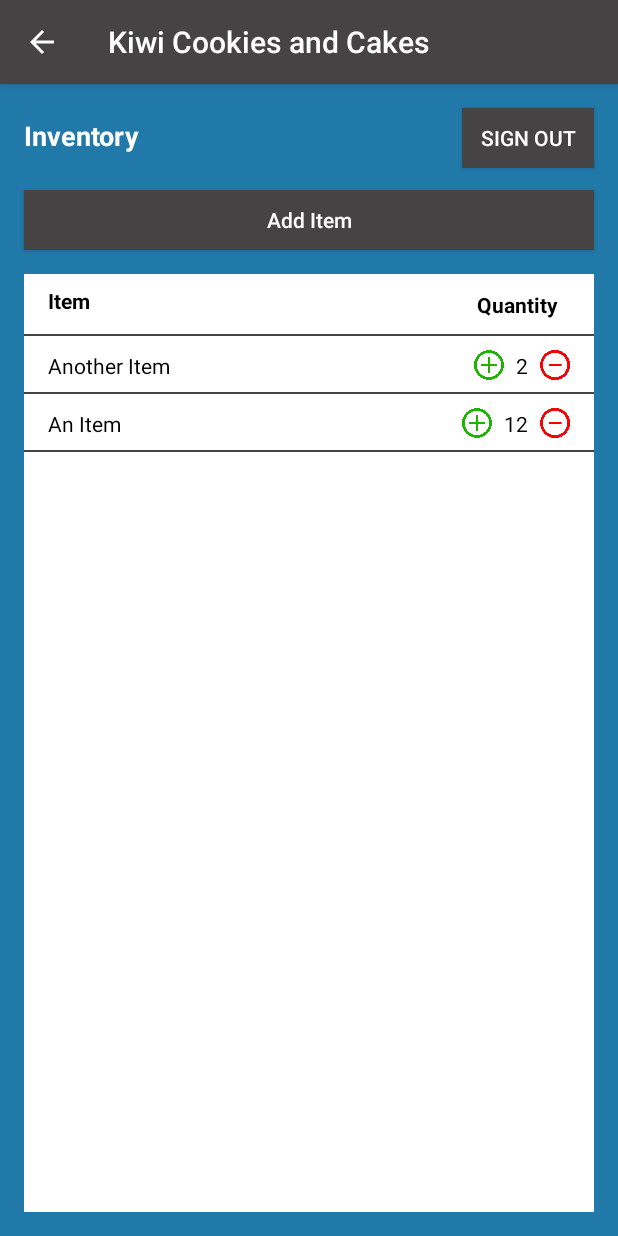
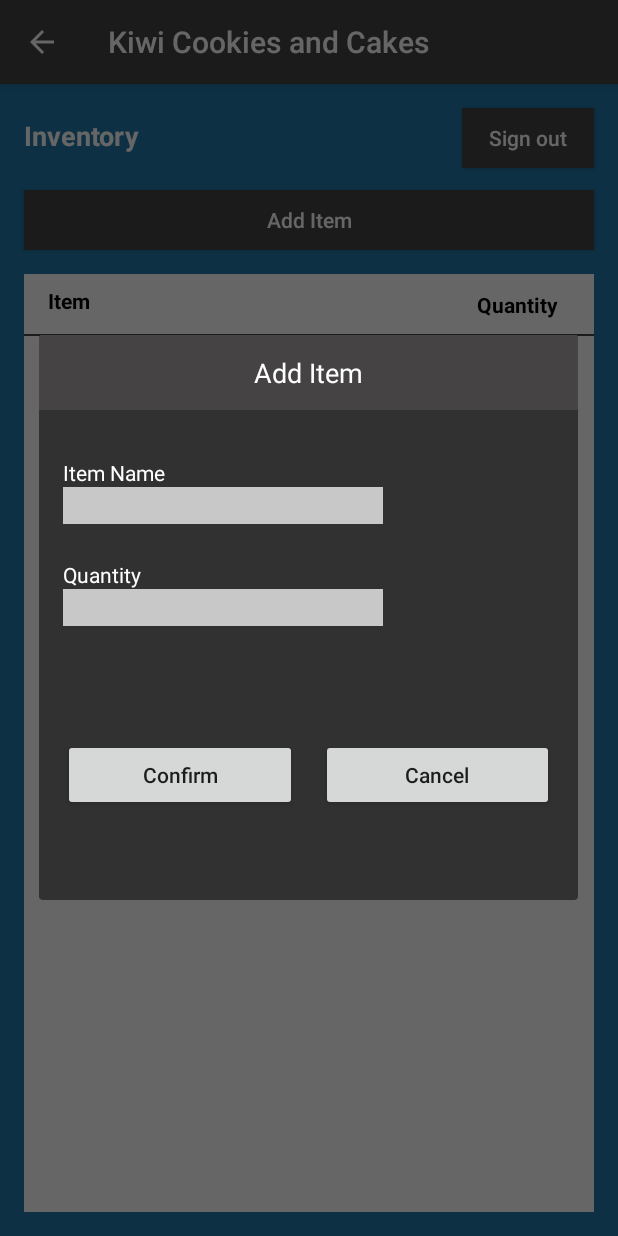
Before and after one commit to Jaseincyberspace/BIT603_Assignment_2_Jason_Norton_5001428, an Android app: the InventoryActivity screen opened directly, with no data from a screen before it, after a tap on "Add Item", on a phone screen of 412 x 824 dp. Run offline under Robolectric (Android 15) with nearby library versions, the phone set to English and light mode, and no system bars; our stand-ins replace Room's generated code.

Commit message:
Add Item Dialog Box Created User can now add items to the database from the InventoryActivity screen. The recyclerview is automatically updated to display any new items added.

```diff
--- a/app/src/main/AndroidManifest.xml
+++ b/app/src/main/AndroidManifest.xml
@@ -9,12 +9,13 @@
         android:roundIcon="@mipmap/ic_launcher_round"
         android:supportsRtl="true"
         android:theme="@style/AppTheme">
+        <activity android:name=".AddItemActivity"></activity>
         <activity
             android:name=".ForgotPasswordActivity"
             android:parentActivityName=".MainActivity">
             <meta-data
                 android:name="android.support.PARENT_ACTIVITY"
-                android:value="com.example.bit603_assignment2_jasonnorton_5001428.MainActivity"/>
+                android:value="com.example.bit603_assignment2_jasonnorton_5001428.MainActivity" />
         </activity>
         <activity android:name=".MainMenuActivity" />
         <activity
--- /dev/null
+++ b/app/src/main/java/com/example/bit603_assignment2_jasonnorton_5001428/AddItemActivity.java
@@ -0,0 +1,14 @@
+package com.example.bit603_assignment2_jasonnorton_5001428;
+
+import androidx.appcompat.app.AppCompatActivity;
+
+import android.os.Bundle;
+
+public class AddItemActivity extends AppCompatActivity {
+
+    @Override
+    protected void onCreate(Bundle savedInstanceState) {
+        super.onCreate(savedInstanceState);
+        setContentView(R.layout.activity_add_item);
+    }
+}
--- a/app/src/main/java/com/example/bit603_assignment2_jasonnorton_5001428/Inventory.java
+++ b/app/src/main/java/com/example/bit603_assignment2_jasonnorton_5001428/Inventory.java
@@ -48,8 +48,4 @@ public class Inventory {
         this.quantity = quantity;
     }
 
-    public void addToQuantity() {this.quantity += 1;}
-
-    public void removeFromQuantity() {this.quantity -= 1;}
-
 } //  End class
--- a/app/src/main/java/com/example/bit603_assignment2_jasonnorton_5001428/InventoryActivity.java
+++ b/app/src/main/java/com/example/bit603_assignment2_jasonnorton_5001428/InventoryActivity.java
@@ -1,14 +1,18 @@
 package com.example.bit603_assignment2_jasonnorton_5001428;
 
+import androidx.appcompat.app.AlertDialog;
 import androidx.appcompat.app.AppCompatActivity;
 import androidx.recyclerview.widget.LinearLayoutManager;
 import androidx.recyclerview.widget.RecyclerView;
 import androidx.room.Room;
 
+import android.content.Intent;
 import android.os.Bundle;
 import android.util.Log;
+import android.view.LayoutInflater;
 import android.view.View;
 import android.widget.Button;
+import android.widget.EditText;
 import android.widget.TextView;
 
 import java.util.ArrayList;
@@ -36,19 +40,10 @@ public class InventoryActivity extends AppCompatActivity {
 
         // Instantiate the inventoryDatabase which holds all of the inventory items:
         inventoryDatabase = Room.databaseBuilder(getApplicationContext(), InventoryDatabase.class, "inventoryDB").allowMainThreadQueries().build();
-        // Initialize inventoryItems ArrayList:
+
+        // Initialize inventoryItems ArrayList and display it in the RecyclerView:
         inventoryItems = populateInventory();
-
-        // Lookup the recyclerview:
-        // This code ensures that the most up to date data is displayed in the RecyclerView, even if the user moves to a different screen then returns
-        RecyclerView recyclerView_Inventory = (RecyclerView) findViewById(R.id.recyclerView_Inventory);
-        // Create adapter and pass in the inventory items:
-        InventoryAdapter adapter = new InventoryAdapter(inventoryItems);
-        // Attach the adapter to the RecyclerView:
-        recyclerView_Inventory.setAdapter(adapter);
-        // Set layout manager to position the items in RecyclerView:
-        recyclerView_Inventory.setLayoutManager(new LinearLayoutManager(this));
-
+        updateRecyclerView();
 
         // Reset database (clears all values from it) *************************************************************************************** FOR TESTING ONLY
         // inventoryDatabase.inventoryDao().deleteInventoryItems();
@@ -56,30 +51,69 @@ public class InventoryActivity extends AppCompatActivity {
         button_addItem.setOnClickListener(new View.OnClickListener() {
             @Override
             public void onClick(View v) {
-                inventoryHashMap.put("An Item", 12);
-                inventoryItems = populateInventory();
-
-                // Update the RecyclerView so it displays the new item:
-                // Lookup the recyclerview:
-                RecyclerView recyclerView_Inventory = (RecyclerView) findViewById(R.id.recyclerView_Inventory);
-                // Create adapter and pass in the inventory items:
-                InventoryAdapter adapter = new InventoryAdapter(inventoryItems);
-                // Attach the adapter to the RecyclerView:
-                recyclerView_Inventory.setAdapter(adapter);
-                // Set layout manager to position the items in RecyclerView:
-                recyclerView_Inventory.setLayoutManager(new LinearLayoutManager(getParent()));
+                dialogBoxAddItem();
             }
         });
 
     }// End onCreate method
 
-    // Populate inventory with testing data:
+    private void dialogBoxAddItem() {
+        // Create alert builder:
+        AlertDialog.Builder builder = new AlertDialog.Builder(this);
+
+        // Set custom layout for dialog box:
+        LayoutInflater layoutInflater = getLayoutInflater();
+        View addItemDialogLayout = layoutInflater.inflate(R.layout.add_item_dialog_box, null);
+        builder.setView(addItemDialogLayout);
+
+        // Add views:
+        final EditText editText_itemName =  addItemDialogLayout.findViewById(R.id.editText_itemName);
+        final EditText editText_addQuantity = addItemDialogLayout.findViewById(R.id.editText_addQuantity);
+        final TextView textView_errorMessage = addItemDialogLayout.findViewById(R.id.textView_errorMessage);
+        final Button button_confirmAddItem = addItemDialogLayout.findViewById(R.id.button_confirmAddItem);
+        final Button button_cancelAddItem = addItemDialogLayout.findViewById(R.id.button_cancelAddItem);
+
+        // Create dialog box and display it on screen:
+        final AlertDialog dialog = builder.create();
+
+        // Deal with button clicks:
+        button_cancelAddItem.setOnClickListener(new View.OnClickListener() {
+            @Override
+            public void onClick(View v) {
+                dialog.dismiss();
+            }
+        });
+
+        button_confirmAddItem.setOnClickListener(new View.OnClickListener() {
+            @Override
+            public void onClick(View v) {
+                // Check user has entered an item name and quantity:
+                if(!editText_itemName.getText().toString().equals("")) {
+                    if(isInt(editText_addQuantity.getText().toString())) {
+                        inventoryHashMap.put(editText_itemName.getText().toString(), Integer.parseInt(editText_addQuantity.getText().toString()));
+                        inventoryItems = populateInventory();
+                        updateRecyclerView();
+                        dialog.dismiss();
+                    }
+                    else {
+                        textView_errorMessage.setText("Please enter a quantity");
+                    }
+                }
+                else {
+                    textView_errorMessage.setText("Please enter item name");
+                }
+
+            }
+        });
+
+        // Show dialog box on screen:
+        dialog.show();
+
+    }// end dialogBoxAddItem method
+
+    // Populate inventory with data:
     public static ArrayList<Inventory> populateInventory() {
-
-        inventoryHashMap.put("Another Item", 2);
-
         ArrayList<Inventory> inventoryItems = new ArrayList<>();
-
         String key = "";
         int value;
         for(String k: inventoryHashMap.keySet()) {
@@ -91,6 +125,28 @@ public class InventoryActivity extends AppCompatActivity {
             inventoryItems.add(item);
         }
         return inventoryItems;
-    } // End ArrayList
+    } // End populateInventory method
+
+    public void updateRecyclerView() {
+        // Update the RecyclerView so it displays the new item:
+        // Lookup the recyclerview:
+        RecyclerView recyclerView_Inventory = findViewById(R.id.recyclerView_Inventory);
+        // Create adapter and pass in the inventory items:
+        InventoryAdapter adapter = new InventoryAdapter(inventoryItems);
+        // Attach the adapter to the RecyclerView:
+        recyclerView_Inventory.setAdapter(adapter);
+        // Set layout manager to position the items in RecyclerView:
+        recyclerView_Inventory.setLayoutManager(new LinearLayoutManager(getParent()));
+    }// End updateRecyclerView method
+
+    public Boolean isInt(String quantity) {
+        try{
+            Integer.parseInt(quantity);
+            return true;
+        }
+        catch (Exception e) {
+            return false;
+        }
+    }
 
 }// End Class
--- a/app/src/main/java/com/example/bit603_assignment2_jasonnorton_5001428/InventoryAdapter.java
+++ b/app/src/main/java/com/example/bit603_assignment2_jasonnorton_5001428/InventoryAdapter.java
@@ -27,8 +27,6 @@ public class InventoryAdapter extends RecyclerView.Adapter<InventoryAdapter.View
         super(itemView);
         textView_itemName = (TextView) itemView.findViewById(R.id.textView_itemName);
         textView_itemQuantity = (TextView) itemView.findViewById(R.id.textView_itemQuantity);
-        button_quantityAdd = (ImageButton) itemView.findViewById(R.id.button_quantityAdd);
-        button_quantitySubtract = (ImageButton) itemView.findViewById(R.id.button_quantitySubtract);
     }// end ViewHolder constructor
     }// end ViewHolder class
 
@@ -65,20 +63,6 @@ public class InventoryAdapter extends RecyclerView.Adapter<InventoryAdapter.View
         // Set values and behaviours for row subviews:
         textView_itemName.setText(inventory.getItemName());
         textView_itemQuantity.setText(Integer.toString(inventory.getQuantity()));
-        button_quantityAdd.setOnClickListener(new View.OnClickListener() {
-            @Override
-            public void onClick(View v) {
-                // TODO: UPDATE THE DATABASE TO SHOW AN INCREASE IN QUANTITY FOR THE GIVEN ITEM.
-                textView_itemQuantity.setText("Quantity Increase");
-            }
-        });
-        button_quantitySubtract.setOnClickListener(new View.OnClickListener() {
-            @Override
-            public void onClick(View v) {
-                // TODO: UPDATE THE DATABASE TO SHOW A DECREASE IN QUANTITY FOR THE GIVEN ITEM.
-                textView_itemQuantity.setText("Quantity Decrease");
-            }
-        });
     } // End onBindViewHolder method
 
     @Override
--- a/app/src/main/java/com/example/bit603_assignment2_jasonnorton_5001428/MainMenuActivity.java
+++ b/app/src/main/java/com/example/bit603_assignment2_jasonnorton_5001428/MainMenuActivity.java
@@ -3,8 +3,8 @@ package com.example.bit603_assignment2_jasonnorton_5001428;
 import androidx.appcompat.app.AlertDialog;
 import androidx.appcompat.app.AppCompatActivity;
 
-import android.content.Context;
 import android.content.Intent;
+import android.graphics.Color;
 import android.os.Bundle;
 import android.view.LayoutInflater;
 import android.view.View;
@@ -19,12 +19,21 @@ public class MainMenuActivity extends AppCompatActivity {
         setContentView(R.layout.activity_main_menu);
 
         final TextView textView_helloUsername = findViewById(R.id.textView_helloUsername);
+        final TextView textView_welcomeMessage = findViewById(R.id.textView_welcomeMessage);
         final Button button_viewInventory = findViewById(R.id.button_viewInventory);
-        final Button button_viewStocktakeReport = findViewById(R.id.button_viewStocktakeReport);
+        final Button button_viewStocktakeReport = findViewById(R.id.button_addItem);
         final Button button_signOut = findViewById(R.id.button_signOut);
 
-        // Customise welcome message to show username
+        // Customise welcome message to show username in the user's favourite colour
         String[] activeUser = User.getActiveUser();
+        String favouriteColour = activeUser[3];
+        try{
+            textView_helloUsername.setTextColor(Color.parseColor(favouriteColour));
+            textView_welcomeMessage.setTextColor(Color.parseColor(favouriteColour));
+        }
+        catch(Exception e) {
+            // If the user's favourite colour can't be displayed it will default to white.
+        }
         textView_helloUsername.setText(getString(R.string.hi) + " " + activeUser[1]);
 
         //Deal with button clicks:
--- /dev/null
+++ b/app/src/main/res/layout/activity_add_item.xml
@@ -0,0 +1,9 @@
+<?xml version="1.0" encoding="utf-8"?>
+<androidx.constraintlayout.widget.ConstraintLayout xmlns:android="http://schemas.android.com/apk/res/android"
+    xmlns:app="http://schemas.android.com/apk/res-auto"
+    xmlns:tools="http://schemas.android.com/tools"
+    android:layout_width="match_parent"
+    android:layout_height="match_parent"
+    tools:context=".AddItemActivity">
+
+</androidx.constraintlayout.widget.ConstraintLayout>
--- a/app/src/main/res/layout/activity_inventory.xml
+++ b/app/src/main/res/layout/activity_inventory.xml
@@ -16,6 +16,7 @@
         android:layout_marginRight="16dp"
         android:background="#454343"
         android:text="@string/sign_out"
+        android:textAllCaps="false"
         android:textColor="#FFFFFF"
         app:layout_constraintEnd_toEndOf="parent"
         app:layout_constraintTop_toTopOf="parent" />
--- a/app/src/main/res/layout/activity_main_menu.xml
+++ b/app/src/main/res/layout/activity_main_menu.xml
@@ -39,7 +39,7 @@
                 android:layout_height="40dp"
                 android:layout_marginStart="16dp"
                 android:layout_marginLeft="16dp"
-                android:layout_marginTop="32dp"
+                android:layout_marginTop="16dp"
                 android:layout_marginEnd="16dp"
                 android:layout_marginRight="16dp"
                 android:background="#454343"
@@ -48,24 +48,24 @@
                 android:textColor="#FFFFFF"
                 app:layout_constraintEnd_toEndOf="parent"
                 app:layout_constraintStart_toStartOf="parent"
-                app:layout_constraintTop_toBottomOf="@+id/textView_welcomeMessage" />
+                app:layout_constraintTop_toBottomOf="@+id/button_addItem" />
 
             <Button
-                android:id="@+id/button_viewStocktakeReport"
+                android:id="@+id/button_addItem"
                 android:layout_width="0dp"
                 android:layout_height="40dp"
                 android:layout_marginStart="16dp"
                 android:layout_marginLeft="16dp"
-                android:layout_marginTop="16dp"
+                android:layout_marginTop="32dp"
                 android:layout_marginEnd="16dp"
                 android:layout_marginRight="16dp"
                 android:background="#454343"
-                android:text="@string/view_stocktake_report"
+                android:text="@string/add_item"
                 android:textAllCaps="false"
                 android:textColor="#FFFFFF"
                 app:layout_constraintEnd_toEndOf="parent"
                 app:layout_constraintStart_toStartOf="parent"
-                app:layout_constraintTop_toBottomOf="@+id/button_viewInventory" />
+                app:layout_constraintTop_toBottomOf="@+id/textView_welcomeMessage" />
 
             <TextView
                 android:id="@+id/textView_welcomeMessage"
@@ -96,7 +96,7 @@
                 app:layout_constraintEnd_toEndOf="parent"
                 app:layout_constraintHorizontal_bias="0.0"
                 app:layout_constraintStart_toStartOf="parent"
-                app:layout_constraintTop_toBottomOf="@+id/button_viewStocktakeReport"
+                app:layout_constraintTop_toBottomOf="@+id/button_addItem"
                 app:layout_constraintVertical_bias="1.0" />
         </androidx.constraintlayout.widget.ConstraintLayout>
     </ScrollView>
--- /dev/null
+++ b/app/src/main/res/layout/add_item_dialog_box.xml
@@ -0,0 +1,123 @@
+<?xml version="1.0" encoding="utf-8"?>
+<androidx.constraintlayout.widget.ConstraintLayout xmlns:android="http://schemas.android.com/apk/res/android"
+    xmlns:app="http://schemas.android.com/apk/res-auto"
+    xmlns:tools="http://schemas.android.com/tools"
+    android:layout_width="match_parent"
+    android:layout_height="match_parent"
+    android:background="#323131">
+
+    <TextView
+        android:id="@+id/textView_addItem"
+        android:layout_width="0dp"
+        android:layout_height="50dp"
+        android:background="#454343"
+        android:gravity="center"
+        android:text="@string/add_item"
+        android:textColor="#FFFFFF"
+        android:textSize="18sp"
+        app:layout_constraintBottom_toTopOf="@+id/textView_itemName"
+        app:layout_constraintEnd_toEndOf="parent"
+        app:layout_constraintHorizontal_bias="0.498"
+        app:layout_constraintStart_toStartOf="parent"
+        app:layout_constraintTop_toTopOf="parent" />
+
+    <TextView
+        android:id="@+id/textView_itemName"
+        android:layout_width="wrap_content"
+        android:layout_height="wrap_content"
+        android:layout_marginStart="16dp"
+        android:layout_marginLeft="16dp"
+        android:layout_marginTop="32dp"
+        android:text="@string/item_name"
+        android:textColor="#FFFFFF"
+        app:layout_constraintBottom_toTopOf="@+id/editText_itemName"
+        app:layout_constraintStart_toStartOf="parent"
+        app:layout_constraintTop_toBottomOf="@+id/textView_addItem" />
+
+    <TextView
+        android:id="@+id/textView_addQuantity"
+        android:layout_width="wrap_content"
+        android:layout_height="wrap_content"
+        android:layout_marginStart="16dp"
+        android:layout_marginLeft="16dp"
+        android:layout_marginTop="24dp"
+        android:text="@string/quantity"
+        android:textColor="#FFFFFF"
+        app:layout_constraintBottom_toTopOf="@+id/editText_addQuantity"
+        app:layout_constraintStart_toStartOf="parent"
+        app:layout_constraintTop_toBottomOf="@+id/editText_itemName" />
+
+    <EditText
+        android:id="@+id/editText_itemName"
+        android:layout_width="wrap_content"
+        android:layout_height="wrap_content"
+        android:layout_marginStart="16dp"
+        android:layout_marginLeft="16dp"
+        android:background="#C8C8C8"
+        android:ems="10"
+        android:inputType="textPersonName"
+        android:textColor="#000000"
+        app:layout_constraintBottom_toTopOf="@+id/textView_addQuantity"
+        app:layout_constraintStart_toStartOf="parent"
+        app:layout_constraintTop_toBottomOf="@+id/textView_itemName" />
+
+    <EditText
+        android:id="@+id/editText_addQuantity"
+        android:layout_width="wrap_content"
+        android:layout_height="wrap_content"
+        android:layout_marginStart="16dp"
+        android:layout_marginLeft="16dp"
+        android:layout_marginBottom="16dp"
+        android:background="#C8C8C8"
+        android:ems="10"
+        android:inputType="number"
+        android:textColor="#000000"
+        app:layout_constraintBottom_toTopOf="@+id/textView_errorMessage"
+        app:layout_constraintStart_toStartOf="parent"
+        app:layout_constraintTop_toBottomOf="@+id/textView_addQuantity" />
+
+    <Button
+        android:id="@+id/button_confirmAddItem"
+        android:layout_width="0dp"
+        android:layout_height="wrap_content"
+        android:layout_marginStart="16dp"
+        android:layout_marginLeft="16dp"
+        android:layout_marginTop="32dp"
+        android:layout_marginEnd="8dp"
+        android:layout_marginRight="8dp"
+        android:layout_marginBottom="16dp"
+        android:text="@string/confirm"
+        android:textAllCaps="false"
+        app:layout_constraintBottom_toBottomOf="parent"
+        app:layout_constraintEnd_toStartOf="@+id/button_cancelAddItem"
+        app:layout_constraintStart_toStartOf="parent"
+        app:layout_constraintTop_toBottomOf="@+id/editText_addQuantity" />
+
+    <Button
+        android:id="@+id/button_cancelAddItem"
+        android:layout_width="0dp"
+        android:layout_height="wrap_content"
+        android:layout_marginStart="8dp"
+        android:layout_marginLeft="8dp"
+        android:layout_marginEnd="16dp"
+        android:layout_marginRight="16dp"
+        android:text="@android:string/cancel"
+        android:textAllCaps="false"
+        app:layout_constraintEnd_toEndOf="parent"
+        app:layout_constraintStart_toEndOf="@+id/button_confirmAddItem"
+        app:layout_constraintTop_toTopOf="@+id/button_confirmAddItem" />
+
+    <TextView
+        android:id="@+id/textView_errorMessage"
+        android:layout_width="wrap_content"
+        android:layout_height="wrap_content"
+        android:layout_marginStart="16dp"
+        android:layout_marginLeft="16dp"
+        android:layout_marginTop="16dp"
+        android:layout_marginBottom="24dp"
+        android:textColor="#E60000"
+        app:layout_constraintBottom_toTopOf="@+id/button_confirmAddItem"
+        app:layout_constraintStart_toStartOf="parent"
+        app:layout_constraintTop_toBottomOf="@+id/editText_addQuantity" />
+
+</androidx.constraintlayout.widget.ConstraintLayout>
--- a/app/src/main/res/layout/inventory_item_row.xml
+++ b/app/src/main/res/layout/inventory_item_row.xml
@@ -24,43 +24,20 @@
         android:id="@+id/textView_itemQuantity"
         android:layout_width="wrap_content"
         android:layout_height="wrap_content"
-        android:layout_marginEnd="8dp"
-        android:layout_marginRight="8dp"
+        android:layout_marginEnd="32dp"
+        android:layout_marginRight="32dp"
         android:text="@string/quantity"
         android:textColor="#000000"
         app:layout_constraintBaseline_toBaselineOf="@+id/textView_itemName"
-        app:layout_constraintEnd_toStartOf="@+id/button_quantitySubtract" />
+        app:layout_constraintEnd_toEndOf="parent" />
 
     <View
         android:id="@+id/view"
         android:layout_width="0dp"
         android:layout_height="1dp"
-        android:layout_marginTop="8dp"
         android:background="#454343"
         app:layout_constraintEnd_toEndOf="parent"
         app:layout_constraintStart_toStartOf="parent"
-        app:layout_constraintTop_toBottomOf="@+id/button_quantitySubtract" />
-
-    <ImageButton
-        android:id="@+id/button_quantityAdd"
-        android:layout_width="20dp"
-        android:layout_height="20dp"
-        android:layout_marginTop="9dp"
-        android:layout_marginEnd="8dp"
-        android:layout_marginRight="8dp"
-        android:background="@drawable/plus_icon"
-        app:layout_constraintEnd_toStartOf="@+id/textView_itemQuantity"
-        app:layout_constraintTop_toTopOf="parent" />
-
-    <ImageButton
-        android:id="@+id/button_quantitySubtract"
-        android:layout_width="20dp"
-        android:layout_height="20dp"
-        android:layout_marginTop="9dp"
-        android:layout_marginEnd="16dp"
-        android:layout_marginRight="16dp"
-        android:background="@drawable/minus_icon"
-        app:layout_constraintEnd_toEndOf="parent"
-        app:layout_constraintTop_toTopOf="parent" />
+        tools:layout_editor_absoluteY="37dp" />
 
 </androidx.constraintlayout.widget.ConstraintLayout>
--- a/app/src/main/res/values/strings.xml
+++ b/app/src/main/res/values/strings.xml
@@ -31,5 +31,8 @@
     <string name="quantity">Quantity</string>
     <string name="subtract">Subtract</string>
     <string name="item">Item</string>
+    <string name="confirm">Confirm</string>
+    <string name="item_name_required">Please enter an item name</string>
+    <string name="item_quantity_required">Please enter an item quantity</string>
 
 </resources>
```
